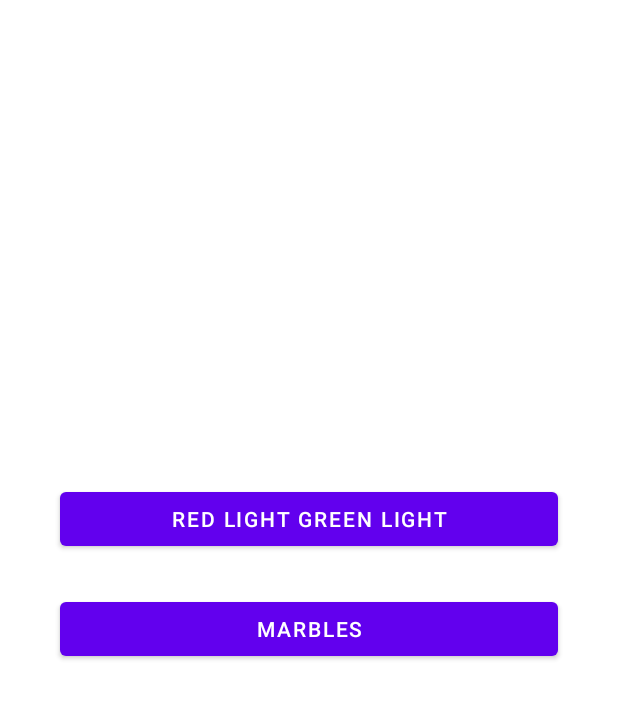
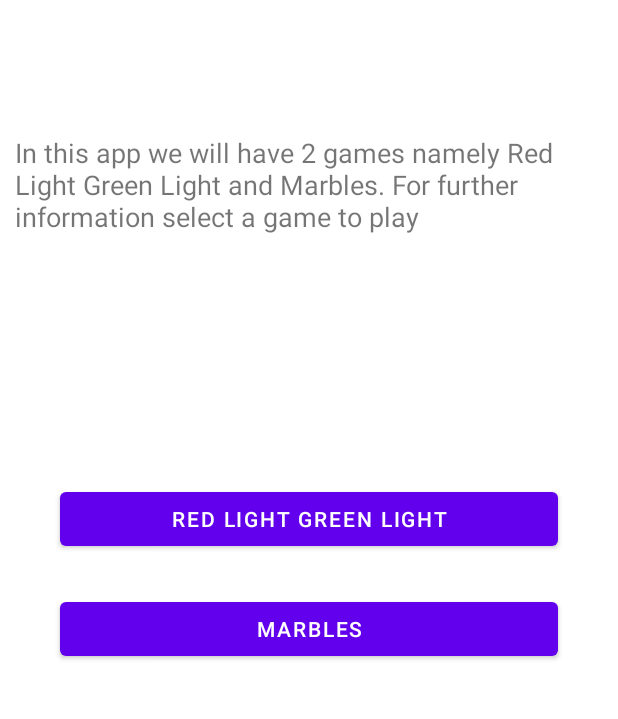
Before and after one commit to Yangjas4/Squid-Arcade, an Android app: the layout home_page.xml on its own in the app's theme, with its tools: preview values and no code run, on a phone screen of 412 x 824 dp, the part 105-824 px from its top. Run offline under Robolectric (Android 15) with nearby library versions, the phone set to English and light mode, and no system bars.

Commit message:
home page

```diff
--- /dev/null
+++ b/app/src/main/java/com/example/squidarcade/HomeActivity.java
@@ -0,0 +1,14 @@
+package com.example.squidarcade;
+
+import android.os.Bundle;
+
+import androidx.appcompat.app.AppCompatActivity;
+
+public class HomeActivity extends AppCompatActivity {
+
+    @Override
+    protected void onCreate(Bundle savedInstanceState) {
+        super.onCreate(savedInstanceState);
+        setContentView(R.layout.home_page);
+    }
+}
--- a/app/src/main/res/layout/home_page.xml
+++ b/app/src/main/res/layout/home_page.xml
@@ -4,7 +4,7 @@
     xmlns:tools="http://schemas.android.com/tools"
     android:layout_width="match_parent"
     android:layout_height="match_parent"
-    tools:context=".MainActivity">
+    tools:context=".HomeActivity">
 
     <TextView
         android:id="@+id/textView"
@@ -42,4 +42,18 @@
         app:layout_constraintTop_toTopOf="parent"
         app:layout_constraintVertical_bias="0.6" />
 
+    <TextView
+        android:id="@+id/textView2"
+        android:layout_width="match_parent"
+        android:layout_height="wrap_content"
+        android:layout_marginStart="10dp"
+        android:layout_marginEnd="10dp"
+        android:text="@string/home_info"
+        android:textSize="18sp"
+        app:layout_constraintBottom_toTopOf="@+id/button"
+        app:layout_constraintEnd_toEndOf="parent"
+        app:layout_constraintStart_toStartOf="parent"
+        app:layout_constraintTop_toBottomOf="@+id/textView"
+        app:layout_constraintVertical_bias="0.35000002" />
+
 </androidx.constraintlayout.widget.ConstraintLayout>
--- a/app/src/main/res/values/strings.xml
+++ b/app/src/main/res/values/strings.xml
@@ -2,4 +2,5 @@
     <string name="app_name">Squid Arcade</string>
     <string name="game1">Red Light Green Light</string>
     <string name="game2">Marbles</string>
+    <string name="home_info">In this app we will have 2 games namely Red Light Green Light and Marbles. For further information select a game to play</string>
 </resources>
```
